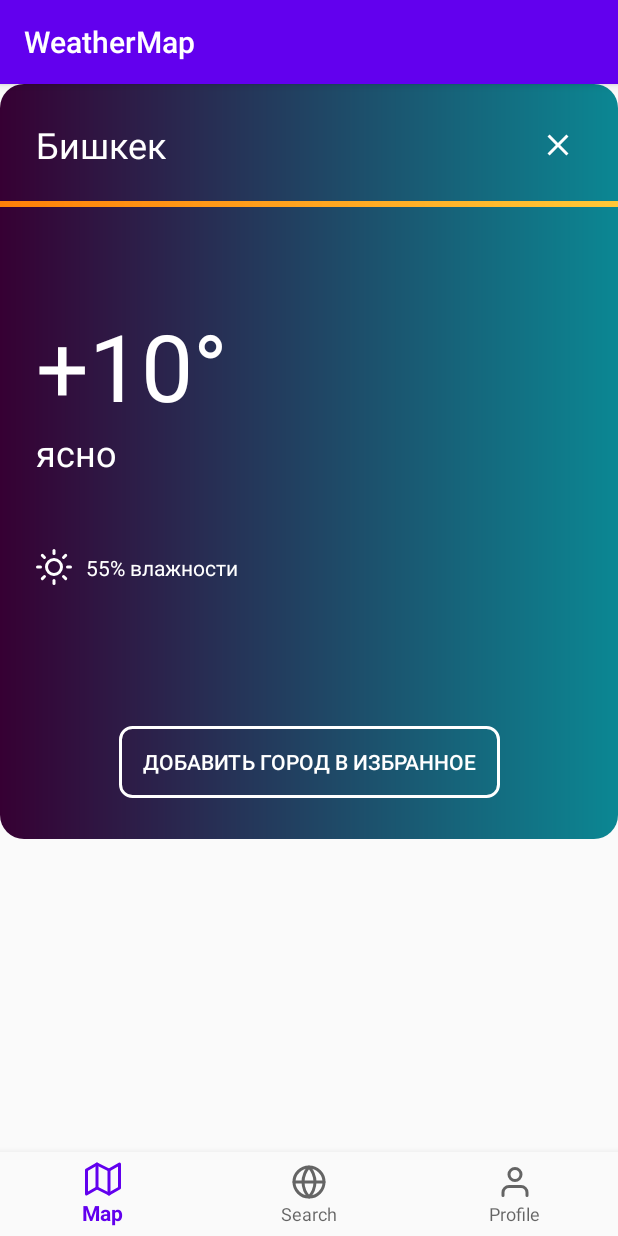
After one commit to AdiLhan1/WeatherMap, an Android app: the fragment PopupWeatherFragment placed in its activity, on a phone screen of 412 x 824 dp. The commit adds this screen. Run offline under Robolectric (Android 15) with nearby library versions, the phone set to English and light mode, and no system bars.

Commit message:
add popup fragment and made design, При нажатии добавил чтобы открывал фрагмент

```diff
--- a/app/src/main/AndroidManifest.xml
+++ b/app/src/main/AndroidManifest.xml
@@ -5,6 +5,9 @@
     <uses-permission android:name="android.permission.INTERNET" />
     <uses-permission android:name="android.permission.ACCESS_NETWORK_STATE" />
     <uses-permission android:name="android.permission.ACCESS_WIFI_STATE" />
+    <uses-permission android:name="android.permission.ACCESS_FINE_LOCATION" />
+    <uses-permission android:name="android.permission.ACCESS_COARSE_LOCATION" />
+    <uses-permission android:name="android.permission.ACCESS_FINE_LOCATION" />
 
     <application
         android:allowBackup="true"
@@ -13,6 +16,9 @@
         android:roundIcon="@mipmap/ic_launcher_round"
         android:supportsRtl="true"
         android:theme="@style/AppTheme">
+        <meta-data
+            android:name="com.google.android.geo.API_KEY"
+            android:value="@string/map_key" />
         <activity android:name=".MainActivity">
             <intent-filter>
                 <action android:name="android.intent.action.MAIN" />
--- a/app/src/main/java/com/example/weathermap/MainActivity.kt
+++ b/app/src/main/java/com/example/weathermap/MainActivity.kt
@@ -3,6 +3,7 @@ package com.example.weathermap
 import android.os.Bundle
 import androidx.appcompat.app.AppCompatActivity
 import androidx.fragment.app.Fragment
+import com.example.weathermap.ui.MapFragment
 import kotlinx.android.synthetic.main.activity_main.*
 
 class MainActivity : AppCompatActivity() {
@@ -11,13 +12,14 @@ class MainActivity : AppCompatActivity() {
         super.onCreate(savedInstanceState)
         setContentView(R.layout.activity_main)
         setupNavigationView();
+        setSelectFragment(MapFragment())
     }
 
     private fun setupNavigationView() {
         navigation_view.setOnNavigationItemSelectedListener {
             when (it.itemId) {
                 R.id.n_map -> {
-                    setSelectFragment()
+                    setSelectFragment(MapFragment())
                     true
                 }
                 R.id.n_city_search -> {
--- a/app/src/main/java/com/example/weathermap/ui/MapFragment.kt
+++ b/app/src/main/java/com/example/weathermap/ui/MapFragment.kt
@@ -1,13 +1,34 @@
 package com.example.weathermap.ui
 
+import android.annotation.SuppressLint
+import android.content.Context
 import android.os.Bundle
 import android.view.LayoutInflater
 import android.view.View
 import android.view.ViewGroup
+import android.widget.Toast
+import androidx.appcompat.app.AppCompatActivity
 import androidx.fragment.app.Fragment
+import androidx.fragment.app.FragmentTransaction
 import com.example.weathermap.R
+import com.google.android.gms.maps.CameraUpdateFactory
+import com.google.android.gms.maps.GoogleMap
+import com.google.android.gms.maps.OnMapReadyCallback
+import com.google.android.gms.maps.SupportMapFragment
+import com.google.android.gms.maps.model.LatLng
+import com.google.android.gms.maps.model.MarkerOptions
 
-class MapFragment : Fragment() {
+class MapFragment : Fragment(), GoogleMap.OnMapClickListener, OnMapReadyCallback,
+    GoogleMap.OnCameraMoveListener, GoogleMap.OnCameraIdleListener {
+    private lateinit var googleMap: GoogleMap
+    lateinit var context: AppCompatActivity
+    private lateinit var mapFragment: SupportMapFragment
+
+    override fun onAttach(context: Context) {
+        super.onAttach(context)
+        this.context = context as AppCompatActivity
+    }
+
     override fun onCreateView(
         inflater: LayoutInflater,
         container: ViewGroup?,
@@ -15,6 +36,48 @@ class MapFragment : Fragment() {
     ): View? {
         super.onCreateView(inflater, container, savedInstanceState)
         val view: View? = inflater.inflate(R.layout.fragment_map, container, false)
+        setupMap()
         return view
     }
+
+    private fun setupMap() {
+        mapFragment = SupportMapFragment.newInstance()
+        fragmentManager?.beginTransaction()?.add(R.id.linear_container, mapFragment)?.commit()
+        mapFragment.getMapAsync(this)
+
+    }
+
+    @SuppressLint("ShowToast")
+    override fun onMapClick(p0: LatLng?) {
+        Toast.makeText(activity, p0?.latitude.toString(), Toast.LENGTH_LONG).show()
+    }
+
+    fun transactions() {
+        val fm = context.supportFragmentManager
+        val fragmentTransaction: FragmentTransaction
+        val fragment = PopupWeatherFragment()
+        fragmentTransaction = fm.beginTransaction()
+        fragmentTransaction.add(R.id.weather_container, fragment)
+            .addToBackStack(null)
+        fragmentTransaction.commit()
+    }
+
+    override fun onMapReady(p0: GoogleMap) {
+        googleMap = p0
+        val bishkek = LatLng(42.882004, 74.582748)
+        googleMap.addMarker(MarkerOptions().position(bishkek).title("Bishkek"))
+        googleMap.moveCamera(CameraUpdateFactory.newLatLng(bishkek))
+        googleMap.animateCamera(CameraUpdateFactory.newLatLngZoom(bishkek, 15f))
+
+        googleMap.setOnMapClickListener {
+            transactions()
+        }
+    }
+
+    override fun onCameraMove() {
+    }
+
+    override fun onCameraIdle() {
+
+    }
 }
--- /dev/null
+++ b/app/src/main/java/com/example/weathermap/ui/PopupWeatherFragment.kt
@@ -0,0 +1,24 @@
+package com.example.weathermap.ui
+
+import android.os.Bundle
+import android.view.LayoutInflater
+import android.view.View
+import android.view.ViewGroup
+import androidx.fragment.app.Fragment
+import com.example.weathermap.R
+import kotlinx.android.synthetic.main.fragment_popup_weather.*
+
+/**
+ * A simple [Fragment] subclass.
+ */
+class PopupWeatherFragment : Fragment() {
+
+    override fun onCreateView(
+        inflater: LayoutInflater, container: ViewGroup?,
+        savedInstanceState: Bundle?
+    ): View? {
+        // Inflate the layout for this fragment
+        return inflater.inflate(R.layout.fragment_popup_weather, container, false)
+    }
+
+}
--- /dev/null
+++ b/app/src/main/res/drawable/bg_btn_weather.xml
@@ -0,0 +1,7 @@
+<?xml version="1.0" encoding="utf-8"?>
+<shape xmlns:android="http://schemas.android.com/apk/res/android">
+    <corners android:radius="8dp"/>
+    <stroke android:color="@android:color/white"
+        android:width="2dp"/>
+    <solid android:color="@android:color/transparent"/>
+</shape>
--- /dev/null
+++ b/app/src/main/res/drawable/bg_line_gradient.xml
@@ -0,0 +1,7 @@
+<?xml version="1.0" encoding="utf-8"?>
+<shape xmlns:android="http://schemas.android.com/apk/res/android">
+    <gradient android:type="linear"
+        android:startColor="@color/grad_line_color2"
+        android:endColor="@color/grad_line_color1"
+        android:angle="180"/>
+</shape>
--- /dev/null
+++ b/app/src/main/res/drawable/bg_weather_gradient.xml
@@ -0,0 +1,9 @@
+<?xml version="1.0" encoding="utf-8"?>
+<shape xmlns:android="http://schemas.android.com/apk/res/android">
+    <gradient
+        android:angle="180"
+        android:endColor="@color/grad_сolor_1"
+        android:startColor="@color/grad_сolor_2"
+        android:type="linear" />
+    <corners android:radius="@dimen/medium" />
+</shape>
--- /dev/null
+++ b/app/src/main/res/drawable/ic_close.xml
@@ -0,0 +1,5 @@
+<vector android:height="24dp" android:tint="#FFFFFF"
+    android:viewportHeight="24.0" android:viewportWidth="24.0"
+    android:width="24dp" xmlns:android="http://schemas.android.com/apk/res/android">
+    <path android:fillColor="#FF000000" android:pathData="M19,6.41L17.59,5 12,10.59 6.41,5 5,6.41 10.59,12 5,17.59 6.41,19 12,13.41 17.59,19 19,17.59 13.41,12z"/>
+</vector>
--- /dev/null
+++ b/app/src/main/res/drawable/ic_sun.xml
@@ -0,0 +1,69 @@
+<vector xmlns:android="http://schemas.android.com/apk/res/android"
+    android:width="24dp"
+    android:height="24dp"
+    android:viewportWidth="24"
+    android:viewportHeight="24">
+    <path
+        android:pathData="M12,17C14.7614,17 17,14.7614 17,12C17,9.2386 14.7614,7 12,7C9.2386,7 7,9.2386 7,12C7,14.7614 9.2386,17 12,17Z"
+        android:strokeLineJoin="round"
+        android:strokeWidth="2"
+        android:fillColor="@android:color/transparent"
+        android:strokeColor="#fff"
+        android:strokeLineCap="round"/>
+    <path
+        android:pathData="M12,1V3"
+        android:strokeLineJoin="round"
+        android:strokeWidth="2"
+        android:fillColor="#00000000"
+        android:strokeColor="#fff"
+        android:strokeLineCap="round"/>
+    <path
+        android:pathData="M12,21V23"
+        android:strokeLineJoin="round"
+        android:strokeWidth="2"
+        android:fillColor="#00000000"
+        android:strokeColor="#fff"
+        android:strokeLineCap="round"/>
+    <path
+        android:pathData="M4.22,4.22L5.64,5.64"
+        android:strokeLineJoin="round"
+        android:strokeWidth="2"
+        android:fillColor="#00000000"
+        android:strokeColor="#fff"
+        android:strokeLineCap="round"/>
+    <path
+        android:pathData="M18.3601,18.36L19.7801,19.78"
+        android:strokeLineJoin="round"
+        android:strokeWidth="2"
+        android:fillColor="#00000000"
+        android:strokeColor="#fff"
+        android:strokeLineCap="round"/>
+    <path
+        android:pathData="M1,12H3"
+        android:strokeLineJoin="round"
+        android:strokeWidth="2"
+        android:fillColor="#00000000"
+        android:strokeColor="#fff"
+        android:strokeLineCap="round"/>
+    <path
+        android:pathData="M21,12H23"
+        android:strokeLineJoin="round"
+        android:strokeWidth="2"
+        android:fillColor="#00000000"
+        android:strokeColor="#fff"
+        android:strokeLineCap="round"/>
+    <path
+        android:pathData="M4.22,19.78L5.64,18.36"
+        android:strokeLineJoin="round"
+        android:strokeWidth="2"
+        android:fillColor="#00000000"
+        android:strokeColor="#fff"
+        android:strokeLineCap="round"/>
+    <path
+        android:pathData="M18.3601,5.64L19.7801,4.22"
+        android:strokeLineJoin="round"
+        android:strokeWidth="2"
+        android:fillColor="#00000000"
+        android:strokeColor="#fff"
+        android:strokeLineCap="round"/>
+</vector>
--- a/app/src/main/res/layout/activity_main.xml
+++ b/app/src/main/res/layout/activity_main.xml
@@ -10,8 +10,10 @@
         android:id="@+id/navigation_view"
         android:layout_width="match_parent"
         android:layout_height="wrap_content"
+        android:background="?android:attr/windowBackground"
         app:constraintSet="@menu/menu"
-        app:layout_constraintBottom_toBottomOf="parent" />
+        app:layout_constraintBottom_toBottomOf="parent"
+        app:menu="@menu/menu" />
 
     <FrameLayout
         android:id="@+id/main_fragment"
@@ -23,5 +25,15 @@
         app:layout_constraintStart_toStartOf="parent"
         app:layout_constraintTop_toTopOf="parent" />
 
+    <FrameLayout
+        android:id="@+id/weather_container"
+        android:layout_width="332dp"
+        android:layout_height="485dp"
+        android:layout_marginTop="10dp"
+        android:layout_marginBottom="@dimen/medium"
+        app:layout_constraintEnd_toEndOf="parent"
+        app:layout_constraintStart_toStartOf="parent"
+        app:layout_constraintTop_toTopOf="parent" />
+
 
 </androidx.constraintlayout.widget.ConstraintLayout>
--- a/app/src/main/res/layout/fragment_map.xml
+++ b/app/src/main/res/layout/fragment_map.xml
@@ -1,14 +1,14 @@
 <?xml version="1.0" encoding="utf-8"?>
-<FrameLayout xmlns:android="http://schemas.android.com/apk/res/android"
+<androidx.constraintlayout.widget.ConstraintLayout xmlns:android="http://schemas.android.com/apk/res/android"
     xmlns:tools="http://schemas.android.com/tools"
     android:layout_width="match_parent"
     android:layout_height="match_parent"
     tools:context=".ui.MapFragment">
 
-    <!-- TODO: Update blank fragment layout -->
-    <TextView
+    <FrameLayout
+        android:id="@+id/linear_container"
         android:layout_width="match_parent"
         android:layout_height="match_parent"
-        android:text="@string/hello_blank_fragment" />
+        android:orientation="vertical" />
 
-</FrameLayout>
+</androidx.constraintlayout.widget.ConstraintLayout>
--- /dev/null
+++ b/app/src/main/res/layout/fragment_popup_weather.xml
@@ -0,0 +1,100 @@
+<?xml version="1.0" encoding="utf-8"?>
+<androidx.constraintlayout.widget.ConstraintLayout xmlns:android="http://schemas.android.com/apk/res/android"
+    xmlns:tools="http://schemas.android.com/tools"
+    android:layout_width="wrap_content"
+    android:layout_height="wrap_content"
+    android:background="@drawable/bg_weather_gradient"
+    xmlns:app="http://schemas.android.com/apk/res-auto"
+    tools:context=".ui.PopupWeatherFragment">
+
+    <TextView
+        android:id="@+id/city_title_tv"
+        app:layout_constraintStart_toStartOf="parent"
+        app:layout_constraintTop_toTopOf="parent"
+        android:layout_width="wrap_content"
+        android:layout_height="wrap_content"
+        android:layout_marginStart="24dp"
+        android:layout_marginTop="24dp"
+        android:text="@string/bishkek"
+        android:textColor="@android:color/white"
+        android:textSize="24sp" />
+
+    <ImageView
+        android:id="@+id/ic_close"
+        app:layout_constraintBottom_toBottomOf="@id/city_title_tv"
+        app:layout_constraintEnd_toEndOf="parent"
+        app:layout_constraintTop_toTopOf="@id/city_title_tv"
+        android:layout_width="wrap_content"
+        android:layout_height="wrap_content"
+        android:layout_marginEnd="24dp"
+        android:padding="4dp"
+        android:src="@drawable/ic_close" />
+
+    <View
+        android:id="@+id/line"
+        app:layout_constraintTop_toTopOf="parent"
+        android:layout_width="match_parent"
+        android:layout_height="4dp"
+        android:layout_marginTop="78dp"
+        android:background="@drawable/bg_line_gradient" />
+
+    <TextView
+        android:id="@+id/temp_tv"
+        app:layout_constraintStart_toStartOf="parent"
+        app:layout_constraintTop_toBottomOf="@id/line"
+        android:layout_width="wrap_content"
+        android:layout_height="wrap_content"
+        android:layout_marginStart="24dp"
+        android:layout_marginTop="64dp"
+        android:text="+10°"
+        android:textColor="@android:color/white"
+        android:textSize="62sp" />
+
+    <TextView
+        android:id="@+id/weather_tv"
+        app:layout_constraintStart_toStartOf="@id/temp_tv"
+        app:layout_constraintTop_toBottomOf="@id/temp_tv"
+        android:layout_width="wrap_content"
+        android:layout_height="wrap_content"
+        android:text="ясно"
+        android:textColor="@android:color/white"
+        android:textSize="24sp" />
+
+    <ImageView
+        android:id="@+id/weather_ic"
+        app:layout_constraintStart_toStartOf="@id/weather_tv"
+        app:layout_constraintTop_toBottomOf="@id/weather_tv"
+        android:layout_width="wrap_content"
+        android:layout_height="wrap_content"
+        android:layout_marginTop="48dp"
+        android:src="@drawable/ic_sun" />
+
+    <TextView
+        android:id="@+id/humidity"
+        app:layout_constraintBottom_toBottomOf="@id/weather_ic"
+        app:layout_constraintStart_toEndOf="@id/weather_ic"
+        app:layout_constraintTop_toTopOf="@id/weather_ic"
+        android:layout_width="wrap_content"
+        android:layout_height="wrap_content"
+        android:layout_marginStart="9dp"
+        android:text="55% влажности"
+        android:textColor="@android:color/white" />
+
+    <Button
+        android:id="@+id/btn_weather_fragment"
+        app:layout_constraintBottom_toBottomOf="parent"
+        app:layout_constraintEnd_toEndOf="parent"
+        app:layout_constraintStart_toStartOf="parent"
+        app:layout_constraintTop_toBottomOf="@id/humidity"
+        android:layout_width="match_parent"
+        android:layout_height="wrap_content"
+        android:layout_marginHorizontal="24dp"
+        android:layout_marginTop="96dp"
+        android:layout_marginBottom="27dp"
+        android:background="@drawable/bg_btn_weather"
+        android:paddingHorizontal="@dimen/medium"
+        android:text="@string/Favorite"
+        android:textColor="@android:color/white" />
+
+
+</androidx.constraintlayout.widget.ConstraintLayout>
--- a/app/src/main/res/values/colors.xml
+++ b/app/src/main/res/values/colors.xml
@@ -3,4 +3,8 @@
     <color name="colorPrimary">#6200EE</color>
     <color name="colorPrimaryDark">#3700B3</color>
     <color name="colorAccent">#03DAC5</color>
+    <color name="grad_сolor_1">#360033</color>
+    <color name="grad_сolor_2">#0B8793 </color>
+    <color name="grad_line_color1">#FF8008</color>
+    <color name="grad_line_color2">#FFC837</color>
 </resources>
--- /dev/null
+++ b/app/src/main/res/values/dimens.xml
@@ -0,0 +1,4 @@
+<?xml version="1.0" encoding="utf-8"?>
+<resources>
+    <dimen name="medium">16dp</dimen>
+</resources>
--- /dev/null
+++ b/app/src/main/res/values/map_api.xml
@@ -0,0 +1,6 @@
+<?xml version="1.0" encoding="utf-8"?>
+<resources>
+    <string name="map_key" translatable="false">
+        AIzaSyD5PLqC_tcUcqfrA_1gIUquyG2gIUgE_Fg
+    </string>
+</resources>
--- a/app/src/main/res/values/strings.xml
+++ b/app/src/main/res/values/strings.xml
@@ -3,4 +3,6 @@
 
     <!-- TODO: Remove or change this placeholder text -->
     <string name="hello_blank_fragment">Hello blank fragment</string>
+    <string name="bishkek">Бишкек</string>
+    <string name="Favorite">Добавить город в избранное</string>
 </resources>
```
